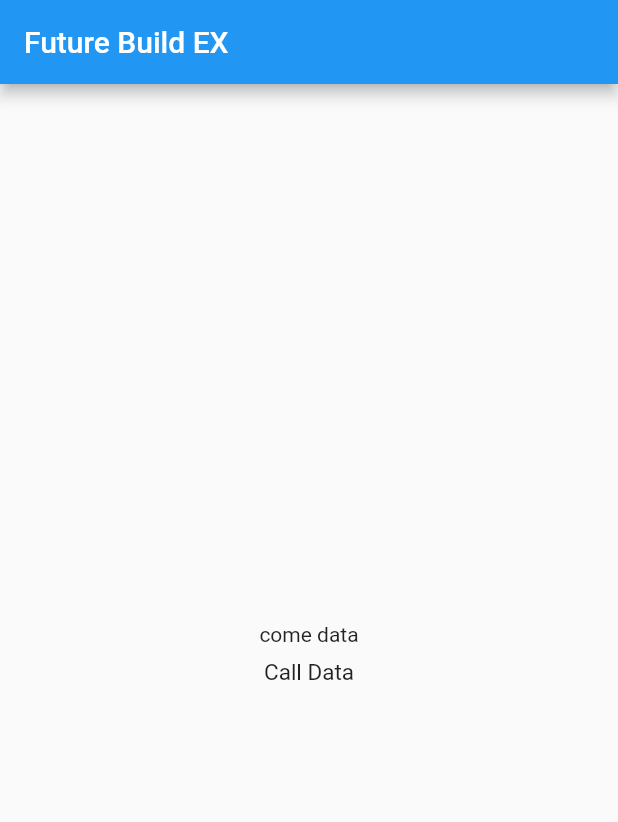
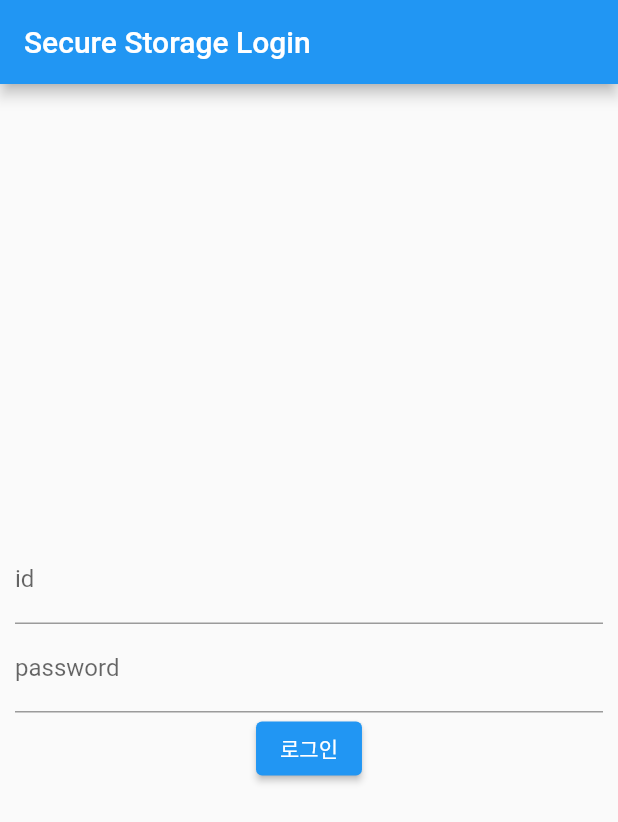
Before and after one commit to qhaud98/Study_Bo_Sung, a Flutter app: the screen it shows after launch, on a phone screen of 412 x 824 dp. Shown: the top 822 px of the screen. Run offline on Flutter 3.47's test engine with Material 2 defaults, Android fonts, the phone set to English and light mode, and no system bars; our stand-ins replace flutter_secure_storage.

Commit message:
Success
성공했지롱

```diff
--- a/lib/main.dart
+++ b/lib/main.dart
@@ -1,59 +1,171 @@
+import 'package:flutter/cupertino.dart';
 import 'package:flutter/material.dart';
+import 'package:flutter_secure_storage/flutter_secure_storage.dart';
 
-void main() => runApp(App());
+void main() {
+  runApp(MyApp());
+}
 
-class App extends StatelessWidget {
+class MyApp extends StatelessWidget {
   @override
   Widget build(BuildContext context) {
     return MaterialApp(
-      title: "demo",
-      home: home(title: "Future Build EX"),
+      title: 'Flutter Secure Storage',
+      theme: ThemeData(
+        primarySwatch: Colors.blue,
+        visualDensity: VisualDensity.adaptivePlatformDensity,
+      ),
+      home: MyLoginPage(title: 'Secure Storage Login'),
     );
   }
 }
 
-class home extends StatefulWidget {
-  home({Key key, this.title}) : super(key: key);
+class MyLoginPage extends StatefulWidget {
+  MyLoginPage({Key key, this.title}) : super(key: key);
   final String title;
+
   @override
-  _homeState createState() => _homeState();
+  _MyLoginPage createState() => _MyLoginPage();
 }
 
-class _homeState extends State<home> {
+class _MyLoginPage extends State<MyLoginPage> {
+  TextEditingController idController;
+  TextEditingController passController;
+  String userInfo = ""; //user의 정보를 저장하기 위한 변수
+
+  static final storage =
+      new FlutterSecureStorage(); //flutter_secure_storage 사용을 위한 초기화 작업
+  @override
+  void initState() {
+    super.initState();
+    idController = TextEditingController();
+    passController = TextEditingController();
+
+    //비동기로 flutter secure storage 정보를 불러오는 작업.
+    WidgetsBinding.instance.addPostFrameCallback((_) {
+      _asyncMethod();
+    });
+  }
+
+  _asyncMethod() async {
+    //read 함수를 통하여 key값에 맞는 정보를 불러오게 됩니다. 이때 불러오는 결과의 타입은 String 타입임을 기억해야 합니다.
+    //(데이터가 없을때는 null을 반환을 합니다.)
+    userInfo = await storage.read(key: "login");
+    print(userInfo);
+
+    //user의 정보가 있다면 바로 로그아웃 페이지로 넝어가게 합니다.
+    if (userInfo != null) {
+      Navigator.pushReplacement(
+        context,
+        CupertinoPageRoute(
+          builder: (context) => LogOutPage(
+            id: userInfo.split(" ")[1],
+            pass: userInfo.split(" ")[3],
+          ),
+        ),
+      );
+    }
+  }
+
   @override
   Widget build(BuildContext context) {
     return Scaffold(
       appBar: AppBar(
         title: Text(widget.title),
       ),
+      body: Padding(
+        padding: const EdgeInsets.all(10.0),
+        child: Center(
+          child: Column(
+            mainAxisAlignment: MainAxisAlignment.center,
+            children: <Widget>[
+              TextField(
+                controller: idController,
+                decoration: InputDecoration(labelText: "id"),
+              ),
+              TextField(
+                controller: passController,
+                decoration: InputDecoration(labelText: "password"),
+              ),
+              ElevatedButton(
+                onPressed: () async {
+                  // write 함수를 통하여 key에 맞는 정보를 적게 됩니다.
+                  //{"login" : "id id_value password password_value"}
+                  //와 같은 형식으로 저장이 된다고 생각을 하면 됩니다.
+                  await storage.write(
+                      key: "login",
+                      value: "id " +
+                          idController.text.toString() +
+                          " " +
+                          "password " +
+                          passController.text.toString());
+
+                  Navigator.pushReplacement(
+                    context,
+                    CupertinoPageRoute(
+                        builder: (context) => LogOutPage(
+                              id: idController.text,
+                              pass: passController.text,
+                            )),
+                  );
+                },
+                child: Text("로그인"),
+              )
+            ],
+          ),
+        ),
+      ),
+    );
+  }
+}
+
+class LogOutPage extends StatefulWidget {
+  //로그인 정보를 이전 페이지에서 전달 받기 위한 변수
+  final String id;
+  final String pass;
+  LogOutPage({this.id, this.pass});
+  @override
+  _LogOutPage createState() => _LogOutPage();
+}
+
+class _LogOutPage extends State<LogOutPage> {
+  static final storage = FlutterSecureStorage();
+  //데이터를 이전 페이지에서 전달 받은 정보를 저장하기 위한 변수
+  String id;
+  String pass;
+  @override
+  void initState() {
+    super.initState();
+    id = widget.id; //widget.id는 LogOutPage에서 전달받은 id를 의미한다.
+    pass = widget.pass; //widget.pass LogOutPage에서 전달받은 pass 의미한다.
+  }
+
+  @override
+  Widget build(BuildContext context) {
+    return Scaffold(
+      appBar: AppBar(
+        title: Text("Logout Page"),
+      ),
       body: Center(
         child: Column(
           mainAxisAlignment: MainAxisAlignment.center,
           children: [
-            Text("come data"),
-            FutureBuilder(
-              future: _fetch1(),
-              builder: (BuildContext context, AsyncSnapshot snapshot) {
-                if (snapshot.hasData == false) {
-                  return CircularProgressIndicator();
-                } else if (snapshot.hasError) {
-                  return Padding(
-                    padding: const EdgeInsets.all(8),
-                    child: Text(
-                      'Error : ${snapshot.error}',
-                      style: TextStyle(fontSize: 15),
-                    ),
-                  );
-                } else {
-                  return Padding(
-                    padding: const EdgeInsets.all(8),
-                    child: Text(
-                      snapshot.data.toString(),
-                      style: TextStyle(fontSize: 15),
-                    ),
-                  );
-                }
+            Text("id : " + id),
+            Text("password : " + pass),
+            ElevatedButton(
+              onPressed: () {
+                //delete 함수를 통하여 key 이름이 login인것을 완전히 폐기 시켜 버린다.
+                //이를 통하여 다음 로그인시에는 로그인 정보가 없어 정보를 불러 올 수가 없게 된다.
+                storage.delete(key: "login");
+                Navigator.pushReplacement(
+                  context,
+                  CupertinoPageRoute(
+                      builder: (context) => MyLoginPage(
+                            title: "Login Page",
+                          )),
+                );
               },
+              child: Text("Logout"),
             ),
           ],
         ),
@@ -61,8 +173,3 @@ class _homeState extends State<home> {
     );
   }
 }
-
-Future<String> _fetch1() async {
-  await Future.delayed(Duration(seconds: 2));
-  return 'Call Data';
-}
--- a/pubspec.yaml
+++ b/pubspec.yaml
@@ -25,7 +25,7 @@ dependencies:
     sdk: flutter
   http: ^0.12.1
   mqtt_client: ^9.1.0
-
+  flutter_secure_storage: ^3.3.4
   # The following adds the Cupertino Icons font to your application.
   # Use with the CupertinoIcons class for iOS style icons.
   cupertino_icons: ^1.0.2
```
Also changed, not shown: lib/test.dart (added), pubspec.lock, 1 other file.
